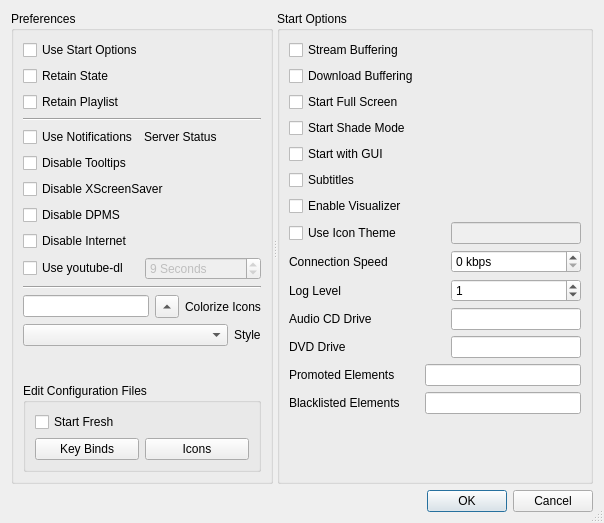
Qt form code/settings/ui/settings.ui (andrew-bibb/mbmp) before a commit.
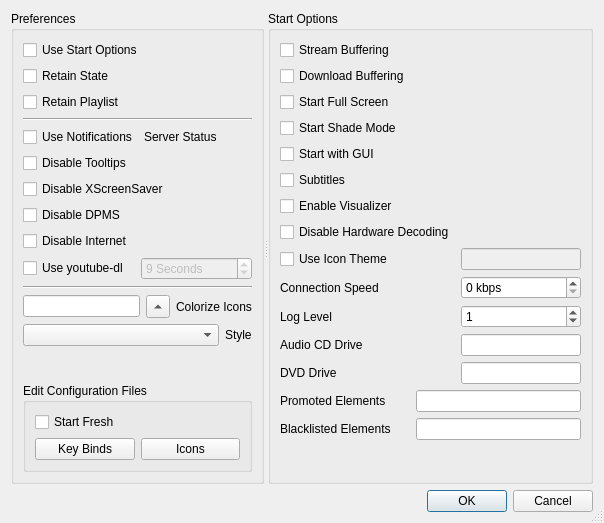
The same form after that commit.

The edit to the form file:
```diff
--- a/code/settings/ui/settings.ui
+++ b/code/settings/ui/settings.ui
@@ -316,6 +316,19 @@
        <string>Start Options</string>
       </property>
       <layout class="QGridLayout" name="gridLayout_3">
+       <item row="22" column="1">
+        <spacer name="verticalSpacer_2">
+         <property name="orientation">
+          <enum>Qt::Vertical</enum>
+         </property>
+         <property name="sizeHint" stdset="0">
+          <size>
+           <width>20</width>
+           <height>127</height>
+          </size>
+         </property>
+        </spacer>
+       </item>
        <item row="1" column="0">
         <widget class="QCheckBox" name="checkBox_downloadbuffering">
          <property name="enabled">
@@ -329,7 +342,7 @@
          </property>
         </widget>
        </item>
-       <item row="16" column="2">
+       <item row="17" column="2">
         <widget class="QLineEdit" name="lineEdit_audiocd">
          <property name="enabled">
           <bool>true</bool>
@@ -355,7 +368,7 @@
          </property>
         </widget>
        </item>
-       <item row="9" column="2">
+       <item row="10" column="2">
         <widget class="QSpinBox" name="spinBox_connectionspeed">
          <property name="enabled">
           <bool>true</bool>
@@ -374,7 +387,7 @@
          </property>
         </widget>
        </item>
-       <item row="14" column="2">
+       <item row="15" column="2">
         <widget class="QSpinBox" name="spinBox_loglevel">
          <property name="enabled">
           <bool>true</bool>
@@ -390,20 +403,7 @@
          </property>
         </widget>
        </item>
-       <item row="21" column="1">
-        <spacer name="verticalSpacer_2">
-         <property name="orientation">
-          <enum>Qt::Vertical</enum>
-         </property>
-         <property name="sizeHint" stdset="0">
-          <size>
-           <width>20</width>
-           <height>127</height>
-          </size>
-         </property>
-        </spacer>
-       </item>
-       <item row="17" column="2">
+       <item row="18" column="2">
         <widget class="QLineEdit" name="lineEdit_dvd">
          <property name="enabled">
           <bool>true</bool>
@@ -416,7 +416,7 @@
          </property>
         </widget>
        </item>
-       <item row="14" column="0">
+       <item row="15" column="0">
         <widget class="QLabel" name="label">
          <property name="whatsThis">
           <string>&lt;html&gt;&lt;head/&gt;&lt;body&gt;&lt;p&gt;Set the log level (0-4) with higher numbers displaying more information.&lt;/p&gt;&lt;p&gt;Default value is log level = 1&lt;/p&gt;&lt;/body&gt;&lt;/html&gt;</string>
@@ -429,7 +429,7 @@
          </property>
         </widget>
        </item>
-       <item row="9" column="0" colspan="2">
+       <item row="10" column="0" colspan="2">
         <widget class="QLabel" name="label_4">
          <property name="whatsThis">
           <string>&lt;html&gt;&lt;head/&gt;&lt;body&gt;&lt;pre style=&quot; margin-top:12px; margin-bottom:12px; margin-left:0px; margin-right:0px; -qt-block-indent:0; text-indent:0px;&quot;&gt;&lt;span style=&quot; font-family:'Courier New,courier';&quot;&gt;Command Line Option: &lt;/span&gt;&lt;span style=&quot; font-family:'Courier New,courier'; font-weight:600;&quot;&gt;-c&lt;/span&gt;&lt;span style=&quot; font-family:'Courier New,courier';&quot;&gt; or &lt;/span&gt;&lt;span style=&quot; font-family:'Courier New,courier'; font-weight:600;&quot;&gt;--connection-speed&lt;/span&gt;&lt;/pre&gt;&lt;p&gt;Connection speed in kbps. Connection speed 0 means &amp;quot;unknown&amp;quot;.&lt;/p&gt;&lt;/body&gt;&lt;/html&gt;</string>
@@ -439,7 +439,7 @@
          </property>
         </widget>
        </item>
-       <item row="16" column="0">
+       <item row="17" column="0">
         <widget class="QLabel" name="label_2">
          <property name="whatsThis">
           <string>&lt;html&gt;&lt;head/&gt;&lt;body&gt;&lt;p&gt;&lt;span style=&quot; font-family:'Courier New,courier';&quot;&gt;Command Line Option: &lt;/span&gt;&lt;span style=&quot; font-family:'Courier New,courier'; font-weight:600;&quot;&gt;-C&lt;/span&gt;&lt;span style=&quot; font-family:'Courier New,courier';&quot;&gt; or &lt;/span&gt;&lt;span style=&quot; font-family:'Courier New,courier'; font-weight:600;&quot;&gt;--CD&lt;/span&gt;&lt;/p&gt;&lt;p&gt;Specify the audio cd drive. For example: &lt;span style=&quot; font-weight:600;&quot;&gt;/dev/sr0&lt;/span&gt;&lt;/p&gt;&lt;/body&gt;&lt;/html&gt;</string>
@@ -452,7 +452,7 @@
          </property>
         </widget>
        </item>
-       <item row="17" column="0">
+       <item row="18" column="0">
         <widget class="QLabel" name="label_3">
          <property name="whatsThis">
           <string>&lt;html&gt;&lt;head/&gt;&lt;body&gt;&lt;p&gt;&lt;span style=&quot; font-family:'Courier New,courier';&quot;&gt;Command Line Option: &lt;/span&gt;&lt;span style=&quot; font-family:'Courier New,courier'; font-weight:600;&quot;&gt;-D&lt;/span&gt;&lt;span style=&quot; font-family:'Courier New,courier';&quot;&gt; or &lt;/span&gt;&lt;span style=&quot; font-family:'Courier New,courier'; font-weight:600;&quot;&gt;--DVD&lt;/span&gt;&lt;/p&gt;&lt;p&gt;Specify the audio cd drive. For example: &lt;span style=&quot; font-weight:600;&quot;&gt;/dev/sr1&lt;/span&gt;&lt;/p&gt;&lt;/body&gt;&lt;/html&gt;</string>
@@ -465,7 +465,7 @@
          </property>
         </widget>
        </item>
-       <item row="20" column="0">
+       <item row="21" column="0">
         <widget class="QLabel" name="label_5">
          <property name="whatsThis">
           <string>&lt;html&gt;&lt;head/&gt;&lt;body&gt;&lt;p&gt;&lt;span style=&quot; font-family:'Courier New,courier';&quot;&gt;Command Line Option: &lt;/span&gt;&lt;span style=&quot; font-family:'Courier New,courier'; font-weight:600;&quot;&gt;--blacklist [elements]&lt;/span&gt;&lt;/p&gt;&lt;p&gt;Specify GStreamer elements to be blacklisted. Blacklisted elements will never be used to create a pipeline. Elements should be entered as a comma separated list.&lt;/p&gt;&lt;/body&gt;&lt;/html&gt;</string>
@@ -475,7 +475,7 @@
          </property>
         </widget>
        </item>
-       <item row="20" column="1" colspan="2">
+       <item row="21" column="1" colspan="2">
         <widget class="QLineEdit" name="lineEdit_blacklisted">
          <property name="enabled">
           <bool>true</bool>
@@ -488,7 +488,7 @@
          </property>
         </widget>
        </item>
-       <item row="19" column="0">
+       <item row="20" column="0">
         <widget class="QLabel" name="label_6">
          <property name="whatsThis">
           <string>&lt;html&gt;&lt;head/&gt;&lt;body&gt;&lt;p&gt;&lt;span style=&quot; font-family:'Courier New,courier';&quot;&gt;Command Line Option: &lt;/span&gt;&lt;span style=&quot; font-family:'Courier New,courier'; font-weight:600;&quot;&gt;--promote [elements]&lt;/span&gt;&lt;/p&gt;&lt;p&gt;Specify GStreamer elements to be promoted in rank. When more than one element can be used in a stream an element which has been promoted will be selected first. Elements should be entered as a comma separated list.&lt;/p&gt;&lt;/body&gt;&lt;/html&gt;</string>
@@ -511,7 +511,7 @@
          </property>
         </widget>
        </item>
-       <item row="8" column="0">
+       <item row="9" column="0">
         <widget class="QCheckBox" name="checkBox_icontheme">
          <property name="enabled">
           <bool>true</bool>
@@ -527,7 +527,7 @@
          </property>
         </widget>
        </item>
-       <item row="19" column="1" colspan="2">
+       <item row="20" column="1" colspan="2">
         <widget class="QLineEdit" name="lineEdit_promoted">
          <property name="enabled">
           <bool>true</bool>
@@ -573,7 +573,7 @@
          </property>
         </widget>
        </item>
-       <item row="8" column="2">
+       <item row="9" column="2">
         <widget class="QLineEdit" name="lineEdit_icontheme">
          <property name="enabled">
           <bool>false</bool>
@@ -596,6 +596,16 @@
          </property>
         </widget>
        </item>
+       <item row="7" column="0" colspan="2">
+        <widget class="QCheckBox" name="checkBox_nohardwaredecoding">
+         <property name="whatsThis">
+          <string>&lt;html&gt;&lt;head/&gt;&lt;body&gt;&lt;p&gt;&lt;span style=&quot; font-family:'Courier New,courier';&quot;&gt;Command Line Option: &lt;/span&gt;&lt;span style=&quot; font-family:'Courier New,courier'; font-weight:600;&quot;&gt;-w&lt;/span&gt;&lt;span style=&quot; font-family:'Courier New,courier';&quot;&gt; or &lt;/span&gt;&lt;span style=&quot; font-family:'Courier New,courier'; font-weight:600;&quot;&gt;--no-hardware-decoding&lt;/span&gt;&lt;/p&gt;&lt;p&gt;Disable hardware decoding.  Default is to use hardware decoding.  Note that GStreamer developers often rank hardware decoders lower than software ones when the hardware decoders are defective.  This will restore that behavior. &lt;/p&gt;&lt;/body&gt;&lt;/html&gt;</string>
+         </property>
+         <property name="text">
+          <string>Disable Hardware Decoding</string>
+         </property>
+        </widget>
+       </item>
       </layout>
      </widget>
     </widget>
```
